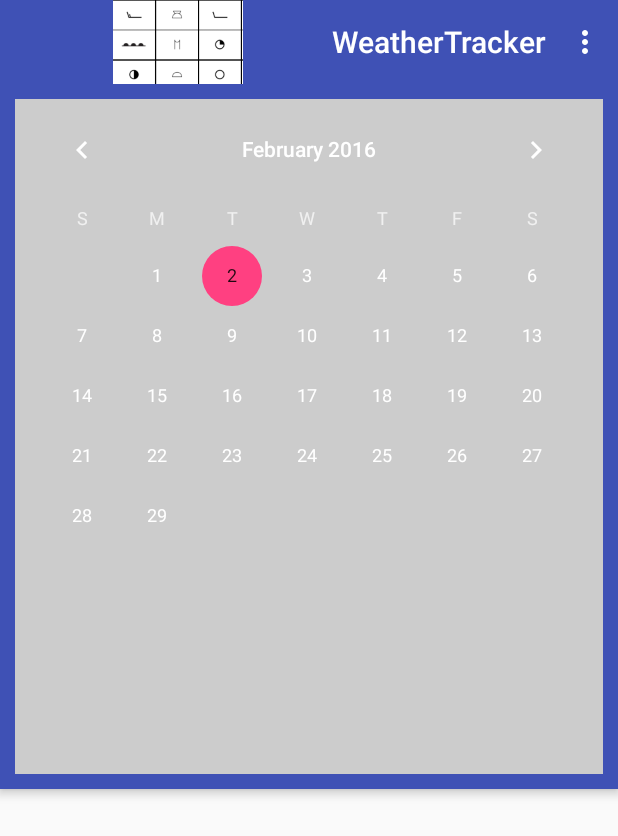
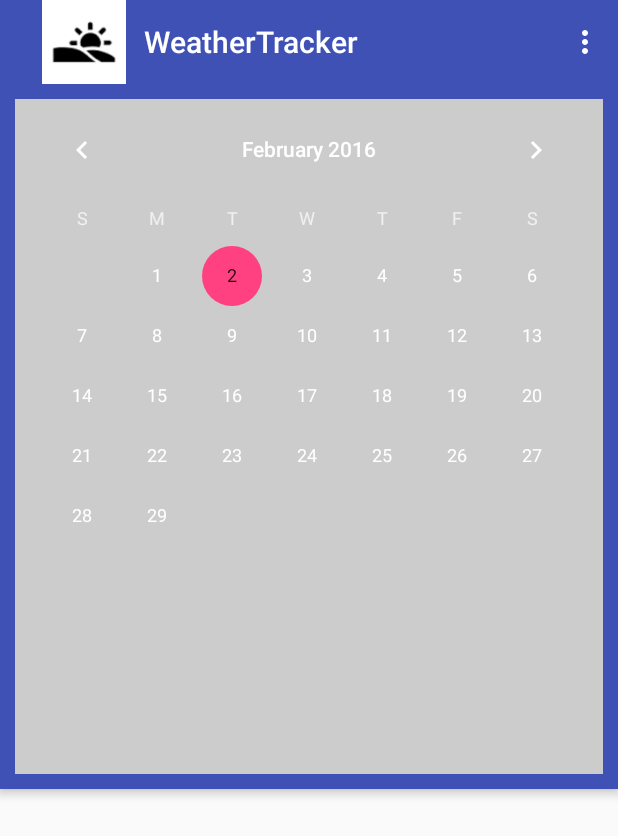
Before and after one commit to timobarrett/WeatherTracker, an Android app: the screen it shows after launch (MainActivity), on a phone screen of 412 x 824 dp. Shown: the top 836 px of the screen. Run offline under Robolectric (Android 15) with nearby library versions, the phone set to English and light mode, and no system bars.

Commit message:
code cleanup - step 3 - code cleanup / bug fix

```diff
--- a/app/src/main/AndroidManifest.xml
+++ b/app/src/main/AndroidManifest.xml
@@ -41,11 +41,13 @@
                 android:value="com.labs.tim_barrett.weathertracker.MainActivity" />
         </activity>
         <receiver android:name=".GetWeatherReceiver"></receiver>
-        <receiver android:name=".GetWeatherBootReceiver" android:enabled="true">
+        <receiver android:name=".GetWeatherBootReceiver" android:enabled="true" android:exported="true">
             <intent-filter>
                 <action android:name="android.intent.action.BOOT_COMPLETED"></action>
+                <category android:name="android.intent.category.DEFAULT" />
             </intent-filter>
         </receiver>
+
         <provider
             android:authorities="com.labs.tim_barrett.weathertracker"
             android:name=".data.WeatherProvider"
--- a/app/src/main/java/com/labs/tim_barrett/weathertracker/GetWeatherReceiver.java
+++ b/app/src/main/java/com/labs/tim_barrett/weathertracker/GetWeatherReceiver.java
@@ -9,6 +9,8 @@ import android.content.Intent;
 import android.content.pm.PackageManager;
 import android.support.v4.content.WakefulBroadcastReceiver;
 import android.util.Log;
+
+import com.labs.tim_barrett.weathertracker.data.WeatherContract;
 
 import java.util.Calendar;
 
@@ -47,9 +49,11 @@ public class GetWeatherReceiver extends WakefulBroadcastReceiver {
      * @param context
      */
     public void scheduleWeather(Context context) {
+        Log.d(LOG_TAG,"In scheduleWeather");
         mActivity = (Activity)context;
         scheduleMgr = (AlarmManager)context.getSystemService(Context.ALARM_SERVICE);
-        Intent intent = new Intent(context, GetWeatherReceiver.class);
+     //   Intent intent = new Intent(context, GetWeatherReceiver.class);
+        Intent intent = new Intent(context, GetWeatherService.class);
         alarmIntent = PendingIntent.getBroadcast(context, 0, intent, 0);
 
         Calendar calendar = Calendar.getInstance();
--- a/app/src/main/java/com/labs/tim_barrett/weathertracker/MainActivity.java
+++ b/app/src/main/java/com/labs/tim_barrett/weathertracker/MainActivity.java
@@ -41,19 +41,19 @@ public class MainActivity extends AppCompatActivity {
 
     protected void onCreate(Bundle savedInstanceState) {
         super.onCreate(savedInstanceState);
+        Log.d(LOG_TAG, "InOnCreate savedInstanceState = " + savedInstanceState);
+        //the following getExtras would contain a value if called from boot_completed receiver
+        // Intent foo = getIntent();
+       // if (foo != null && foo.getExtras()== null){
         setContentView(R.layout.activity_main);
         Toolbar toolbar = (Toolbar) findViewById(R.id.toolbar);
         setSupportActionBar(toolbar);
         verifyPermissions();
+        setupCalendar();
 
         CollectBroadcastReceiver broadRev = new CollectBroadcastReceiver(this);
         LocalBroadcastManager.getInstance(this).registerReceiver(broadRev,
                 new IntentFilter(Constants.BROADCAST_LOCATION_ACTION));
-        setupCalendar();
-        if (!mPermissionResponceRequested){
-            weather.scheduleWeather(this);
-        }
-
     }
 
     /**
@@ -79,6 +79,7 @@ public class MainActivity extends AppCompatActivity {
         // Handle action bar item clicks here. The action bar will
         // automatically handle clicks on the Home/Up button, so long
         // as you specify a parent activity in AndroidManifest.xml.
+        Log.d(LOG_TAG,"In onOptionsItemSelected");
         int id = item.getItemId();
         if (id == R.id.action_settings){
                 startActivity(new Intent(this, SettingsActivity.class));
@@ -96,14 +97,13 @@ public class MainActivity extends AppCompatActivity {
      * @param grantResults
      */
     @Override
-    public void onRequestPermissionsResult(int requestCode, String permissions[], int[] grantResults){
+    public void onRequestPermissionsResult(int requestCode, String permissions[], int[] grantResults) {
         Log.i(LOG_TAG, "onRequestPermissionResult");
         switch (requestCode) {
             case GPS_PERMISSION: {
                 if (grantResults.length > 0 && grantResults[0] == PackageManager.PERMISSION_GRANTED) {
                     Log.d(LOG_TAG, "Permission to GPS Granted");
                     mGpsPermission = true;
-                    weather.scheduleWeather(this);
 
                 } else {
                     Log.d(LOG_TAG, "Permission to GPS Denied");
@@ -121,7 +121,6 @@ public class MainActivity extends AppCompatActivity {
             if (ContextCompat.checkSelfPermission(this, android.Manifest.permission.ACCESS_FINE_LOCATION) != PackageManager.PERMISSION_GRANTED) {
                 ActivityCompat.requestPermissions(this, new String[]{Manifest.permission.ACCESS_FINE_LOCATION}, GPS_PERMISSION);
                 mPermissionResponceRequested = true;
-//            }
             }
             else{ mGpsPermission= true;}
         } else {
@@ -129,6 +128,9 @@ public class MainActivity extends AppCompatActivity {
             if (result == PackageManager.PERMISSION_GRANTED) {
                 mGpsPermission = true;
             }
+        }
+        if(mGpsPermission) {
+            weather.scheduleWeather(this);
         }
 
     }
@@ -148,7 +150,7 @@ public class MainActivity extends AppCompatActivity {
         weatherCal.setOnDateChangeListener(new CalendarView.OnDateChangeListener() {
             public void onSelectedDayChange(CalendarView view, int year, int month, int monthDay) {
                 Log.d(LOG_TAG, "DATECHANGED" + weatherCal.getDate() + "STARTDATE " + startDate);
-                Calendar foo = new GregorianCalendar(year,month,monthDay);
+                Calendar foo = new GregorianCalendar(year, month, monthDay);
                 Log.d(LOG_TAG, "DATE = " + foo.getTimeInMillis());
                 performDateCheck(new GregorianCalendar(year, month, monthDay).getTimeInMillis());
             }
@@ -159,10 +161,10 @@ public class MainActivity extends AppCompatActivity {
      *      Information has been collected so broadcast for processing
      * @param cmpDate
      */
-    public void performDateCheck(Long cmpDate){
-        Log.d(LOG_TAG,"performDateCheck");
+    public void performDateCheck(Long cmpDate) {
+        Log.d(LOG_TAG, "performDateCheck");
         Intent intent = new Intent (this,DailyInfoActivity.class);
-        intent.putExtra("DATE",cmpDate);
+        intent.putExtra("DATE", cmpDate);
         startActivity(intent);
     }
 
--- a/app/src/main/res/values/styles.xml
+++ b/app/src/main/res/values/styles.xml
@@ -6,7 +6,7 @@
         <item name="colorPrimary">@color/colorPrimary</item>
         <item name="colorPrimaryDark">@color/colorPrimaryDark</item>
         <item name="colorAccent">@color/colorAccent</item>
-        <item name="logo">@drawable/weather3</item>
+        <item name="logo">@drawable/weather_a</item>
     </style>
 
     <style name="AppTheme.NoActionBar">
--- a/app/src/main/res/xml/setting_preferences.xml
+++ b/app/src/main/res/xml/setting_preferences.xml
@@ -6,7 +6,7 @@
    <ListPreference
     android:title="@string/pref_units_label"
     android:key="@string/pref_units_key"
-    android:defaultValue="@string/pref_units_imperial"
+    android:defaultValue="@string/pref_units_metric"
     android:entryValues="@array/pref_measurement_values"
     android:entries="@array/pref_measurement_options"  />
 
```
Also changed, not shown: app/src/main/java/com/labs/tim_barrett/weathertracker/GetWeatherBootReceiver.java (+12 -3 lines), app/src/main/res/drawable/weather3.png (deleted), app/src/main/res/mipmap-mdpi/weather3.png (deleted).
